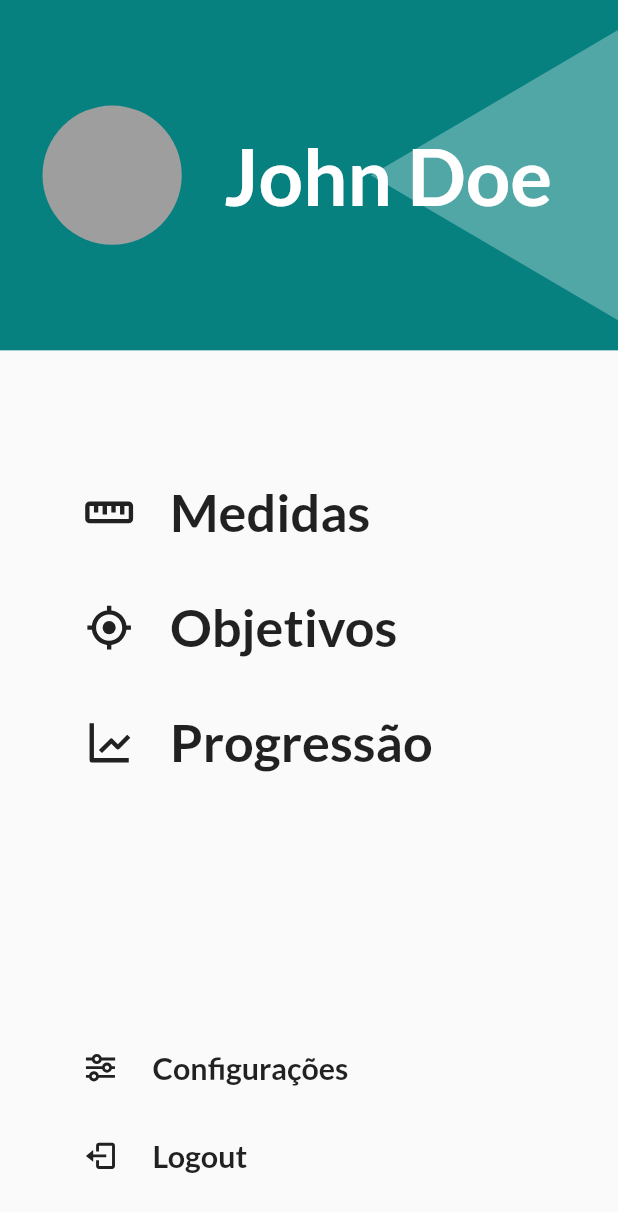
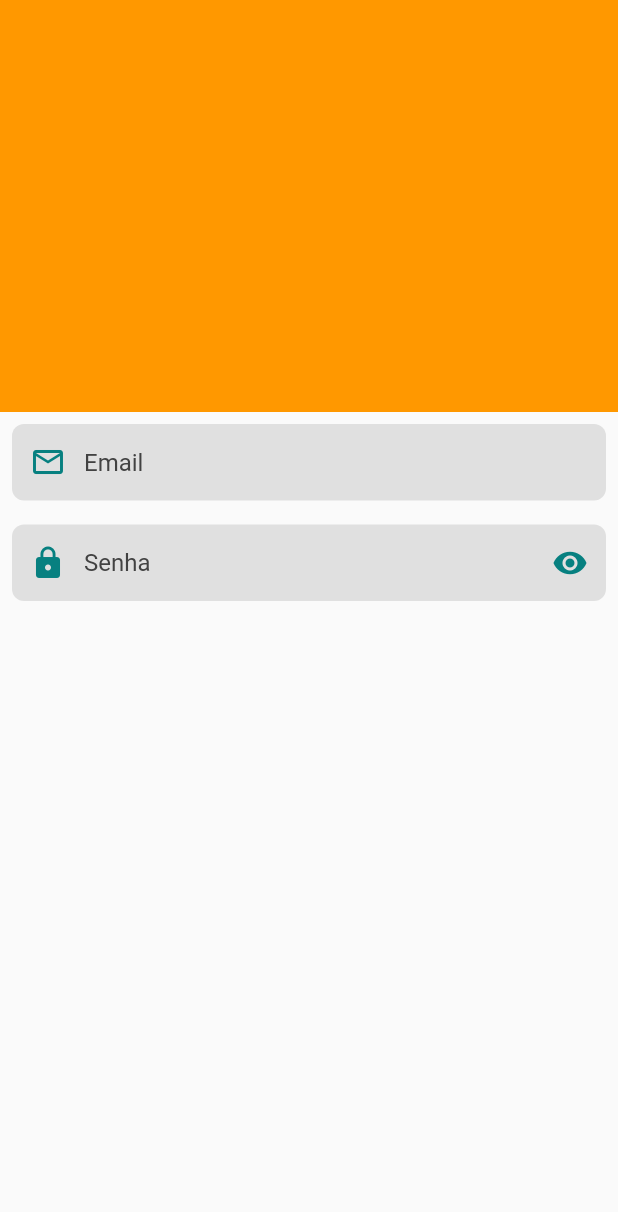
Before and after one commit to erickhoga/bodyapp, a Flutter app: the screen it shows after launch, on a phone screen of 412 x 824 dp. Shown: the top 1212 px of the screen. Run offline on Flutter 3.47's test engine with Material 2 defaults, Android fonts, the phone set to English and light mode, and no system bars; our stand-ins replace boxicons, google_fonts; missing offline and left inert: pixel_perfect.

Commit message:
:construction: aula 19/08 - textformfield

```diff
--- a/bodyapp/lib/home/screens/home_screen.dart
+++ b/bodyapp/lib/home/screens/home_screen.dart
@@ -1,5 +1,4 @@
 import 'package:bodyapp/shared/colors.dart';
-import 'package:bodyapp/shared/text_theme.dart';
 import 'package:boxicons/boxicons.dart';
 import 'package:flutter/material.dart';
 import 'package:google_fonts/google_fonts.dart';
--- /dev/null
+++ b/bodyapp/lib/login/login.dart
@@ -0,0 +1 @@
+export 'ui/ui.dart';
--- a/bodyapp/lib/login/ui/screens/login_screen.dart
+++ b/bodyapp/lib/login/ui/screens/login_screen.dart
@@ -0,0 +1,104 @@
+import 'package:bodyapp/shared/colors.dart';
+import 'package:flutter/material.dart';
+
+class LoginScreen extends StatelessWidget {
+  @override
+  Widget build(BuildContext context) {
+    var height = MediaQuery.of(context).size.height;
+    return Scaffold(
+      body: Column(
+        children: [
+          Container(
+            color: Colors.orange,
+            height: height / 3,
+          ),
+          Form(
+            child: Column(
+              children: [
+                Padding(
+                  padding: const EdgeInsets.all(8.0),
+                  child: InputWidget(
+                    hintText: 'Email',
+                    prefixIcon: Icons.email_outlined,
+                  ),
+                ),
+                Padding(
+                  padding: const EdgeInsets.all(8.0),
+                  child: InputWidget(
+                    hintText: 'Senha',
+                    prefixIcon: Icons.lock,
+                    sufixIcon: Icons.visibility,
+                    obscureText: true,
+                    suffixIconOnPressed: () {},
+                  ),
+                ),
+              ],
+            ),
+          ),
+        ],
+      ),
+    );
+  }
+}
+
+class InputWidget extends StatelessWidget {
+  String? hintText;
+  IconData? prefixIcon;
+  IconData? sufixIcon;
+  bool obscureText;
+  VoidCallback? suffixIconOnPressed;
+
+  InputWidget({
+    this.hintText,
+    this.prefixIcon,
+    this.sufixIcon,
+    this.obscureText = false,
+    this.suffixIconOnPressed,
+  });
+
+  @override
+  Widget build(BuildContext context) {
+    return TextFormField(
+      obscureText: obscureText,
+      autovalidateMode: AutovalidateMode.onUserInteraction,
+      decoration: InputDecoration(
+        contentPadding: const EdgeInsets.all(16),
+        fillColor: Colors.grey[300],
+        filled: true,
+        focusColor: Colors.grey[300],
+        hoverColor: Colors.grey[300],
+        hintText: hintText,
+        hintStyle: TextStyle(color: Colors.grey[800]),
+        border: OutlineInputBorder(
+          borderRadius: const BorderRadius.all(Radius.circular(8.0)),
+          borderSide: BorderSide.none,
+        ),
+        focusedBorder: OutlineInputBorder(
+          borderRadius: const BorderRadius.all(Radius.circular(8.0)),
+          borderSide: BorderSide.none,
+        ),
+        errorBorder: OutlineInputBorder(
+          borderRadius: const BorderRadius.all(Radius.circular(8.0)),
+          borderSide: BorderSide(color: Colors.red),
+        ),
+        focusedErrorBorder: OutlineInputBorder(
+          borderRadius: const BorderRadius.all(Radius.circular(8.0)),
+          borderSide: BorderSide(color: Colors.red),
+        ),
+        prefixIcon: Icon(
+          prefixIcon,
+          color: AppColors.teal,
+        ),
+        suffixIcon: IconButton(
+          icon: Icon(sufixIcon),
+          color: AppColors.teal,
+          onPressed: suffixIconOnPressed,
+        ),
+      ),
+      validator: (value) {
+        if (value != null && value.length > 4) return 'Erro';
+        return null;
+      },
+    );
+  }
+}
--- /dev/null
+++ b/bodyapp/lib/login/ui/screens/screens.dart
@@ -0,0 +1 @@
+export 'login_screen.dart';
--- /dev/null
+++ b/bodyapp/lib/login/ui/ui.dart
@@ -0,0 +1 @@
+export 'screens/screens.dart';
--- a/bodyapp/lib/main.dart
+++ b/bodyapp/lib/main.dart
@@ -1,7 +1,8 @@
 import 'package:flutter/material.dart';
 import 'package:pixel_perfect/pixel_perfect.dart';
 
-import 'home/home.dart';
+import 'login/login.dart';
+// import 'home/home.dart';
 
 void main() {
   runApp(MyApp());
@@ -13,13 +14,13 @@ class MyApp extends StatelessWidget {
     return MaterialApp(
       title: 'Flutter Demo',
       theme: ThemeData(
-        primarySwatch: Colors.blue,
+        primarySwatch: Colors.teal,
       ),
       home: PixelPerfect(
-        assetPath: 'design/screens/home.png',
-        scale: .64,
+        assetPath: 'design/screens/login.png',
+        scale: .62,
         initOpacity: 0.5,
-        child: HomeScreen(),
+        child: LoginScreen(),
       ),
     );
   }
--- a/bodyapp/pubspec.yaml
+++ b/bodyapp/pubspec.yaml
@@ -25,4 +25,4 @@ flutter:
 
   uses-material-design: true
   assets:
-    - design/screens/home.png
+    - design/screens/
```
Also changed, not shown: bodyapp/design/screens/login.png (added), 3 other files.
